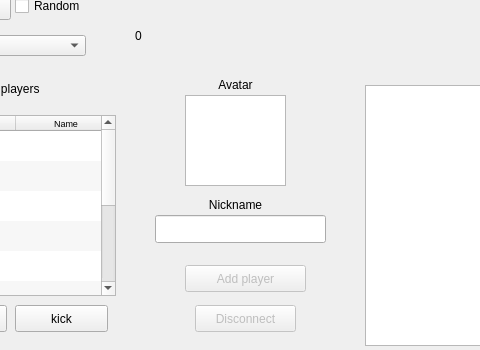
Old version of the form gui/ui/MainMenuWidget.ui in the repository contremaitre/BomberDude; both pictures show x 95 to 575 and y 235 to 585 of the 850 by 585 pixel window.
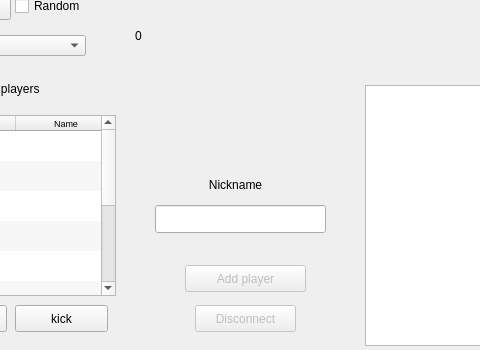
New version of the form.

Commit message: GUI : remove unused avatar graphic view

Diff of the .ui file:
```diff
--- a/gui/ui/MainMenuWidget.ui
+++ b/gui/ui/MainMenuWidget.ui
@@ -40,42 +40,16 @@
    <property name="geometry">
     <rect>
      <x>230</x>
-     <y>300</y>
+     <y>390</y>
      <width>211</width>
-     <height>191</height>
+     <height>101</height>
     </rect>
    </property>
-   <widget class="QLabel" name="label">
-    <property name="geometry">
-     <rect>
-      <x>40</x>
-      <y>10</y>
-      <width>121</width>
-      <height>20</height>
-     </rect>
-    </property>
-    <property name="text">
-     <string>Avatar</string>
-    </property>
-    <property name="alignment">
-     <set>Qt::AlignCenter</set>
-    </property>
-   </widget>
-   <widget class="QGraphicsView" name="graphicsView">
-    <property name="geometry">
-     <rect>
-      <x>50</x>
-      <y>30</y>
-      <width>101</width>
-      <height>91</height>
-     </rect>
-    </property>
-   </widget>
    <widget class="QLabel" name="label_2">
     <property name="geometry">
      <rect>
       <x>40</x>
-      <y>130</y>
+      <y>20</y>
       <width>121</width>
       <height>20</height>
      </rect>
@@ -91,7 +65,7 @@
     <property name="geometry">
      <rect>
       <x>20</x>
-      <y>150</y>
+      <y>50</y>
       <width>171</width>
       <height>28</height>
      </rect>
```
